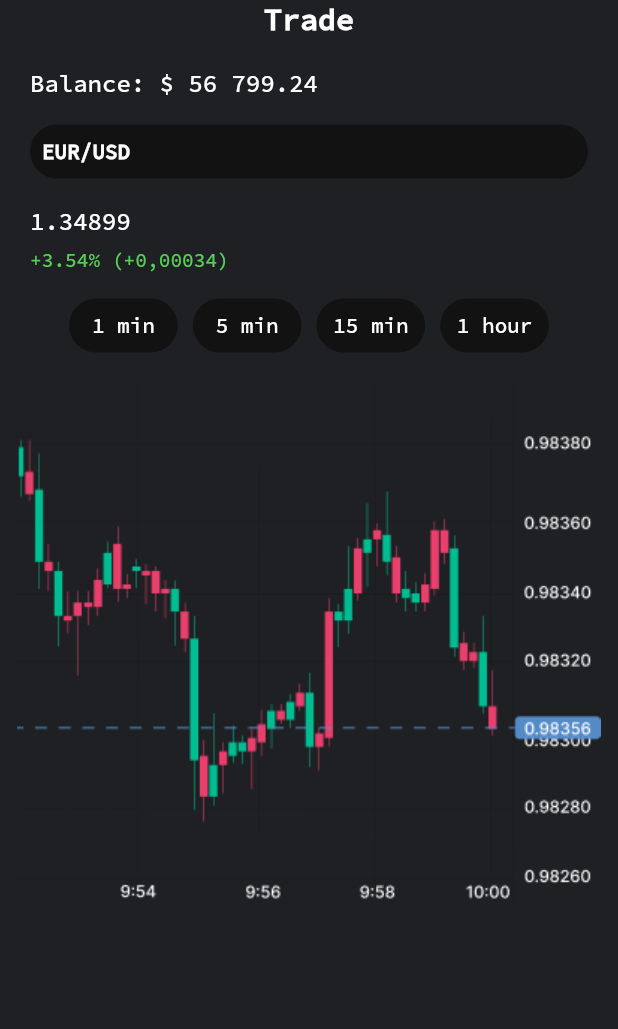
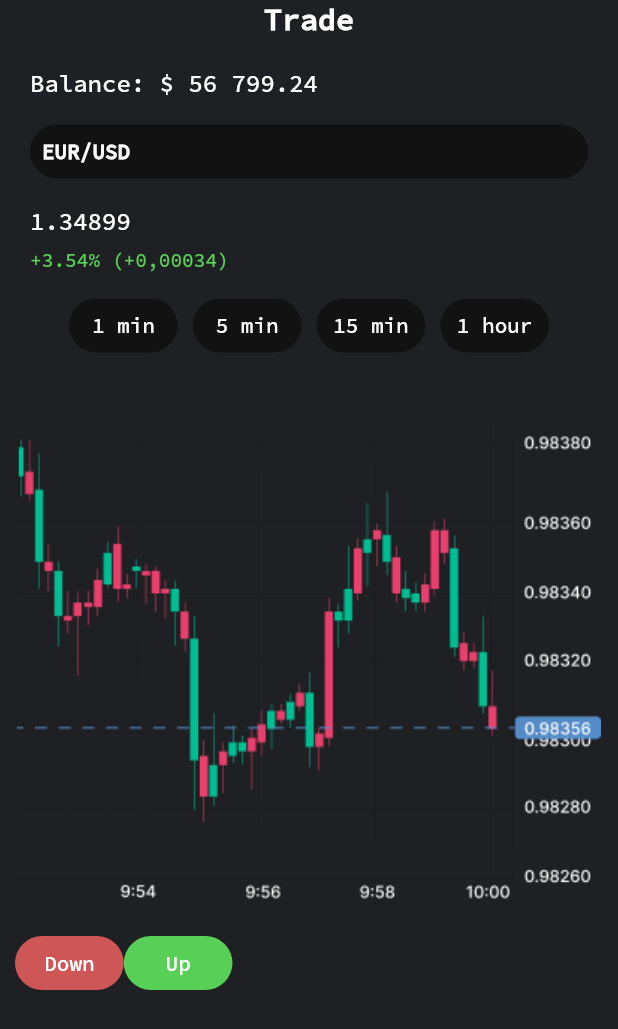
Before and after one commit to ilkarg/PocketOption, a Flutter app: the screen it shows after launch, on a phone screen of 412 x 824 dp. Shown: the top 1029 px of the screen. Run offline on Flutter 3.47's test engine with Material 2 defaults, Android fonts, the phone set to English and light mode, and no system bars.

Commit message:
Fixed formatting | Add button Down and Up

```diff
--- a/lib/main.dart
+++ b/lib/main.dart
@@ -3,6 +3,8 @@ import 'package:flutter/material.dart';
 void main() {
   runApp(const MyApp());
 }
+
+// TODO: Add icons in buttons by figma template
 
 class MyApp extends StatelessWidget {
   const MyApp({super.key});
@@ -234,6 +236,59 @@ class _MyHomePageState extends State<MyHomePage> {
                     )
                   ]
                 )
+              ),
+              Padding(
+                padding: EdgeInsets.only(top: 12, left: 10, right: 10),
+                child: Row(
+                  children: [
+                    TextButton(
+                      child: Align(
+                        alignment: Alignment.center,
+                        child: Text(
+                          "Down",
+                          style: TextStyle(
+                            color: Color(0xFFffffff),
+                            fontSize: 14,
+                            fontWeight: FontWeight.w500
+                          )
+                        )
+                      ),
+                      style: ButtonStyle(
+                        backgroundColor: MaterialStateProperty.all<Color>(Color(0xFFCF5656)),
+                        fixedSize: MaterialStateProperty.all<Size>(Size(72.5, 32)),
+                        shape: MaterialStateProperty.resolveWith(
+                          (states) => RoundedRectangleBorder(
+                            borderRadius: BorderRadius.circular(24),
+                          )
+                        )
+                      ),
+                      onPressed: () => debugPrint("Down!")
+                    ),
+                    TextButton(
+                      child: Align(
+                        alignment: Alignment.center,
+                        child: Text(
+                          "Up",
+                          style: TextStyle(
+                            color: Color(0xFFffffff),
+                            fontSize: 14,
+                            fontWeight: FontWeight.w500
+                          )
+                        )
+                      ),
+                      style: ButtonStyle(
+                        backgroundColor: MaterialStateProperty.all<Color>(Color(0xFF58CF56)),
+                        fixedSize: MaterialStateProperty.all<Size>(Size(72.5, 32)),
+                        shape: MaterialStateProperty.resolveWith(
+                          (states) => RoundedRectangleBorder(
+                            borderRadius: BorderRadius.circular(24),
+                          )
+                        )
+                      ),
+                      onPressed: () => debugPrint("Up!")
+                    )
+                  ]
+                )
               )
             ]
           )
```
Lines whose indentation alone changed are shown as unchanged.
